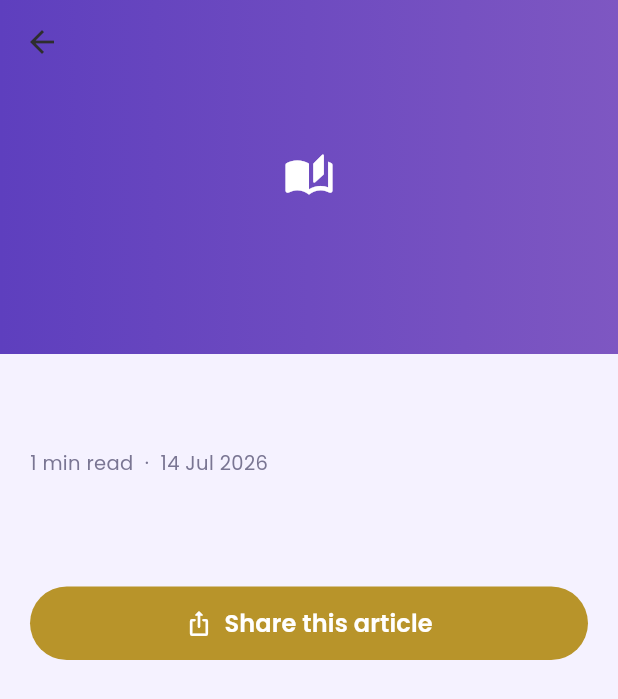
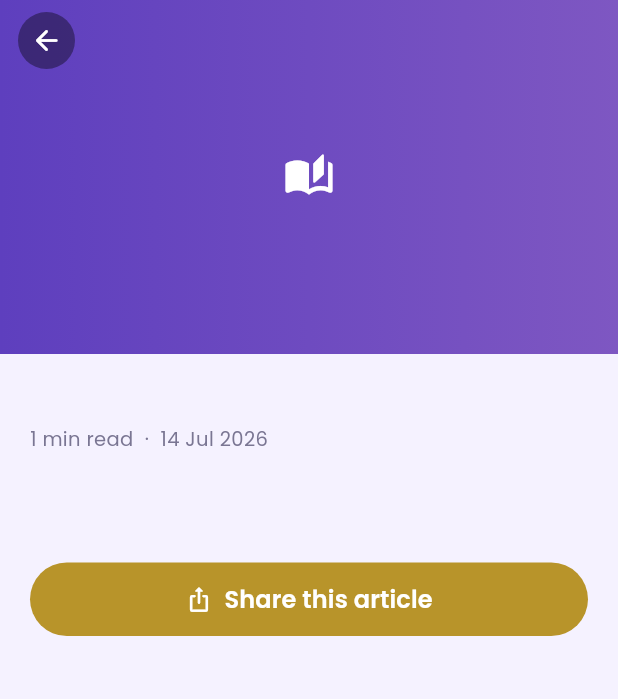
Before and after one commit to aaddrriisshh-dev/Asktro, a Flutter app: the BlogReaderScreen screen opened directly with empty values, on a phone screen of 412 x 824 dp. Shown: the top 699 px of the screen. Run offline on Flutter 3.47's test engine with Material 3 defaults, Android fonts, the phone set to English and light mode, and no system bars; our stand-ins replace audioplayers, cloud_firestore, cloud_functions, connectivity_plus, equatable, firebase_analytics and 16 more; missing offline and left inert: firebase_app_check, flutter_file_dialog, razorpay_flutter; accounts and stored records are empty.

Commit message:
Blogs UI polish: move read-time off cover, remove reader header bar, stronger card outline
- Card 'X min read' badge moved from over the image down beside 'Read more'
  so the cover photo reads cleanly.
- Reader now scrolls the cover away with a floating back button instead of a
  pinned navy app bar, so content no longer tucks under a coloured header.
- Each blog card gets a more visible lavender outline.

Co-Authored-By: Claude Opus 4.8 <noreply@anthropic.com>
Claude-Session: https://claude.ai/code/session_01WRrriC1w7QS5YfDnWvnAQM

```diff
--- a/apps/customer/lib/features/blogs/blogs.dart
+++ b/apps/customer/lib/features/blogs/blogs.dart
@@ -126,31 +126,17 @@ class _BlogCard extends StatelessWidget {
         decoration: BoxDecoration(
           color: Colors.white,
           borderRadius: BorderRadius.circular(20),
-          border: Border.all(color: Ob.border),
+          border: Border.all(color: const Color(0xFFD8C9F2), width: 1.3),
           boxShadow: Ob.softShadow,
         ),
         clipBehavior: Clip.antiAlias,
         child: Column(
           crossAxisAlignment: CrossAxisAlignment.start,
           children: [
-            Stack(
-              children: [
             SizedBox(
               height: 132,
               width: double.infinity,
               child: _cover(blog.coverImage),
-                ),
-                Positioned(
-                  top: 10,
-                  left: 10,
-                  child: Container(
-                    padding: const EdgeInsets.symmetric(horizontal: 9, vertical: 4),
-                    decoration: BoxDecoration(gradient: Ob.goldGradient, borderRadius: BorderRadius.circular(999)),
-                    child: Text('${blog.readMinutes} min read',
-                        style: Ob.note.copyWith(color: Colors.white, fontWeight: FontWeight.w700, fontSize: 10),),
-                  ),
-                ),
-              ],
             ),
             Expanded(
               child: Padding(
@@ -174,6 +160,11 @@ class _BlogCard extends StatelessWidget {
                         Text('Read more', style: Ob.note.copyWith(color: Ob.purpleDeep, fontWeight: FontWeight.w800, fontSize: 12.5)),
                         const SizedBox(width: 4),
                         const Icon(Icons.arrow_forward_rounded, size: 14, color: Ob.purpleDeep),
+                        const Spacer(),
+                        const Icon(Icons.schedule_rounded, size: 13, color: Ob.grey),
+                        const SizedBox(width: 3),
+                        Text('${blog.readMinutes} min',
+                            style: Ob.note.copyWith(color: Ob.grey, fontWeight: FontWeight.w600, fontSize: 11.5),),
                       ],
                     ),
                   ],
@@ -218,18 +209,24 @@ class BlogReaderScreen extends StatelessWidget {
 
     return Scaffold(
       backgroundColor: Ob.bgColor,
-      body: CustomScrollView(
+      body: Stack(
+        children: [
+          CustomScrollView(
             slivers: [
-          SliverAppBar(
-            expandedHeight: 236,
-            pinned: true,
-            backgroundColor: Ob.navy,
-            foregroundColor: Colors.white,
-            flexibleSpace: FlexibleSpaceBar(background: _cover(blog.coverImage)),
+              SliverToBoxAdapter(
+                child: SizedBox(height: 236, width: double.infinity, child: _cover(blog.coverImage)),
               ),
               SliverToBoxAdapter(
-            child: Padding(
-              padding: EdgeInsets.fromLTRB(20, 20, 20, 32 + MediaQuery.of(context).padding.bottom),
+                // Rounded content sheet pulled up over the image bottom — no
+                // pinned bar, so nothing tucks under a coloured header on scroll.
+                child: Transform.translate(
+                  offset: const Offset(0, -20),
+                  child: Container(
+                    decoration: const BoxDecoration(
+                      color: Ob.bgColor,
+                      borderRadius: BorderRadius.vertical(top: Radius.circular(22)),
+                    ),
+                    padding: EdgeInsets.fromLTRB(20, 24, 20, 32 + MediaQuery.of(context).padding.bottom),
                     child: Column(
                       crossAxisAlignment: CrossAxisAlignment.start,
                       children: [
@@ -256,6 +253,26 @@ class BlogReaderScreen extends StatelessWidget {
                     ),
                   ),
                 ),
+              ),
+            ],
+          ),
+          // Floating back button — always visible, never a full-width bar.
+          Positioned(
+            top: MediaQuery.of(context).padding.top + 8,
+            left: 12,
+            child: Material(
+              color: Colors.black.withValues(alpha: 0.38),
+              shape: const CircleBorder(),
+              child: InkWell(
+                customBorder: const CircleBorder(),
+                onTap: () => Navigator.of(context).maybePop(),
+                child: const Padding(
+                  padding: EdgeInsets.all(8),
+                  child: Icon(Icons.arrow_back_rounded, color: Colors.white, size: 22),
+                ),
+              ),
+            ),
+          ),
         ],
       ),
     );
```
Lines whose indentation alone changed are shown as unchanged.
